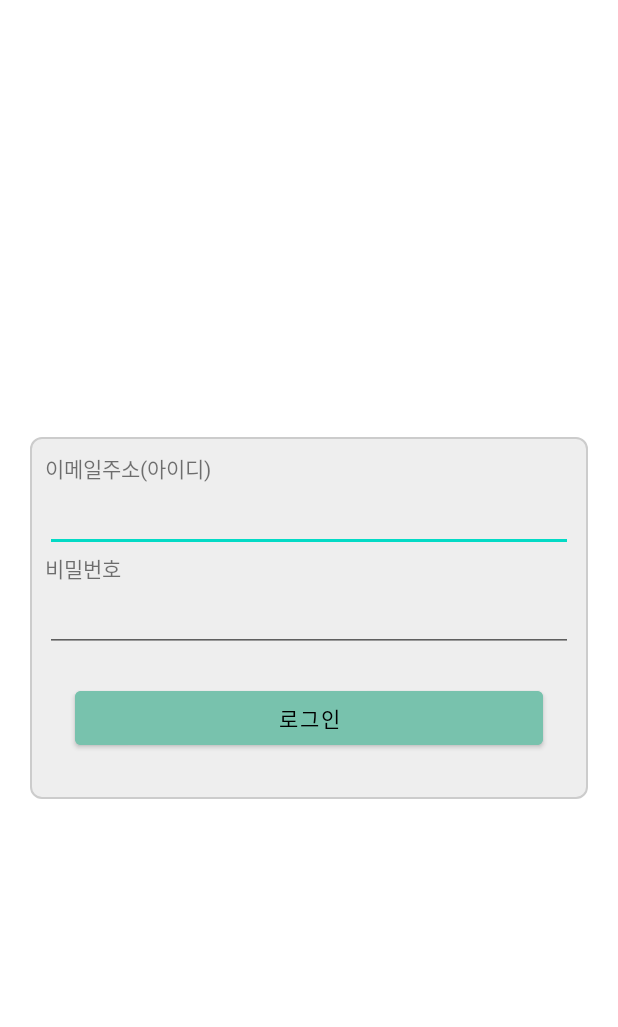
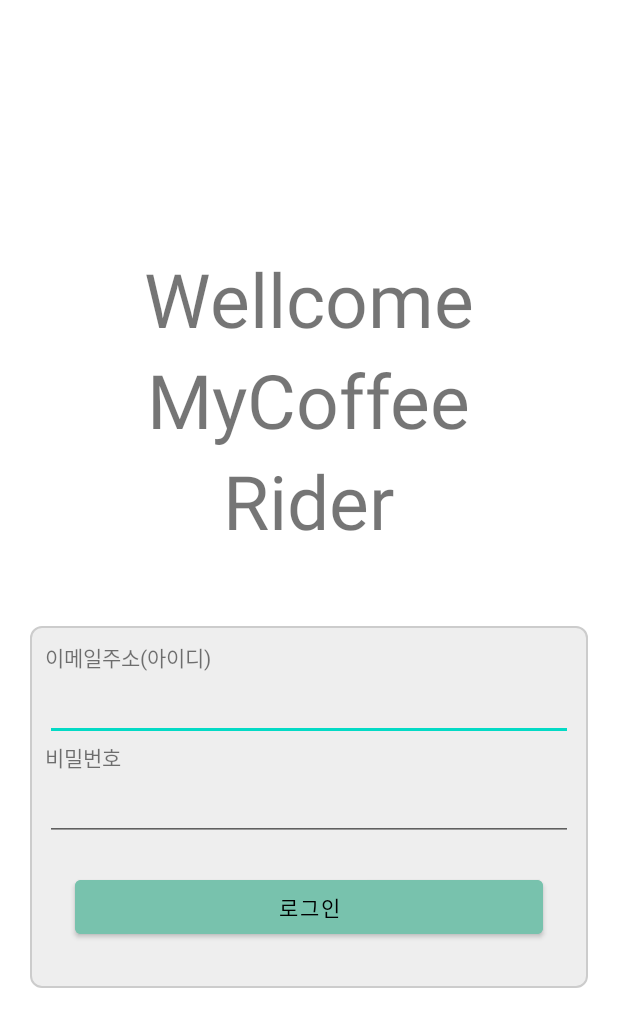
Before and after one commit to woojin2021/DriverManager, an Android app: the screen it shows after launch (LoginActivity), on a phone screen of 412 x 824 dp. Shown: the top 1027 px of the screen. Run offline under Robolectric (Android 15) with nearby library versions, the phone set to English and light mode, and no system bars.

Commit message:
로그인 화면 수정

```diff
--- a/app/src/main/res/layout/activity_login.xml
+++ b/app/src/main/res/layout/activity_login.xml
@@ -6,6 +6,25 @@
     android:layout_margin="20dp"
     android:gravity="center">
 
+    <TextView
+        android:layout_width="wrap_content"
+        android:layout_height="wrap_content"
+        android:layout_gravity="center"
+        android:textSize="50dp"
+        android:text="Wellcome" />
+    <TextView
+        android:layout_width="wrap_content"
+        android:layout_height="wrap_content"
+        android:layout_gravity="center"
+        android:textSize="50dp"
+        android:text="MyCoffee" />
+    <TextView
+        android:layout_width="wrap_content"
+        android:layout_height="wrap_content"
+        android:layout_gravity="center"
+        android:textSize="50dp"
+        android:layout_marginBottom="50dp"
+        android:text="Rider" />
     <LinearLayout
         android:layout_width="match_parent"
         android:layout_height="wrap_content"
```
